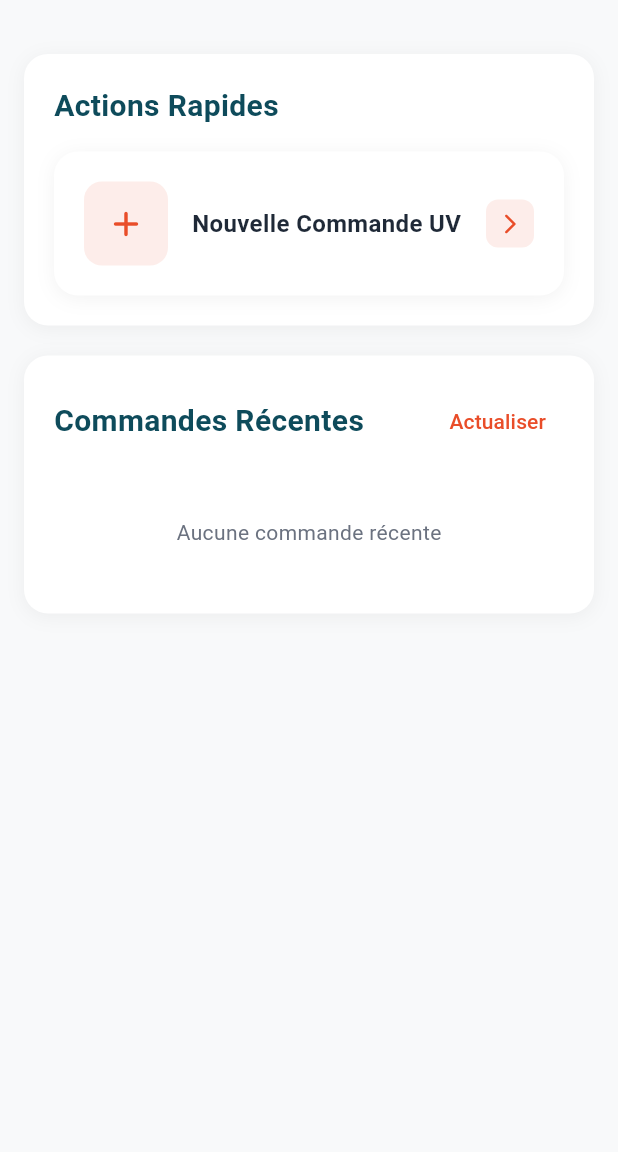
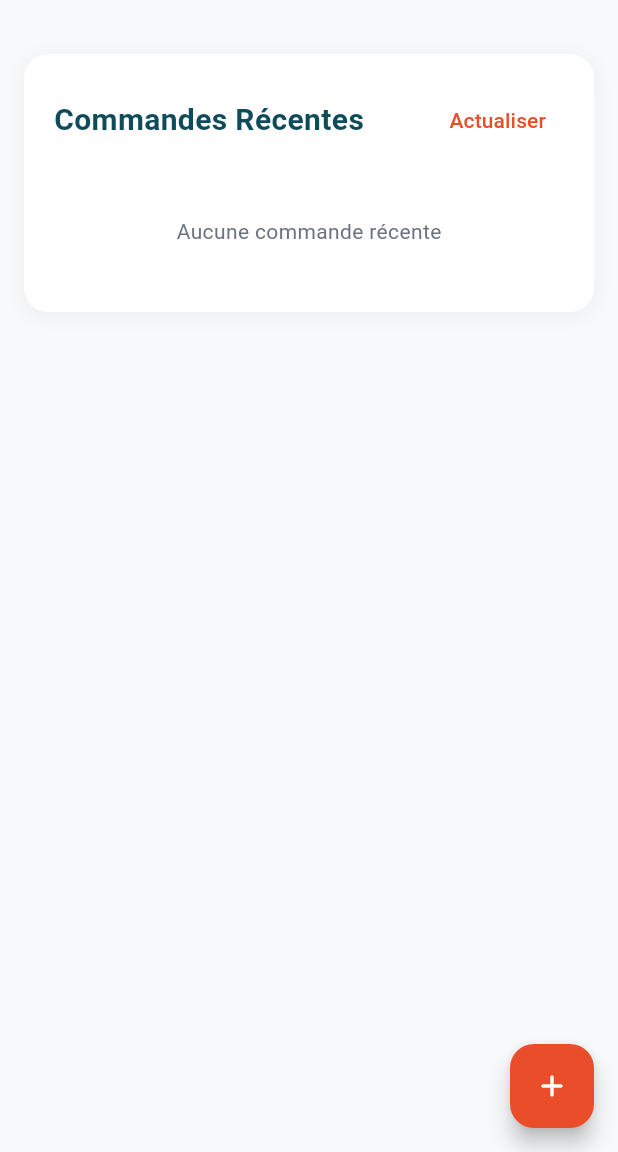
Before and after one commit to medchelios/pdv-baaf, a Flutter app: the UVOrdersScreen screen opened by its route, on a phone screen of 412 x 824 dp, the part 84-1236 px from its top. Run offline on Flutter 3.47's test engine with Material 3 defaults, Android fonts, the phone set to English and light mode, and no system bars; our stand-ins replace logger, shared_preferences; accounts and stored records are empty; network calls fail; Roboto replaces fonts that are missing (Futura).

Commit message:
Remove quick actions section from UVOrdersScreen and add a floating action button for creating new orders, enhancing user interaction and simplifying the layout.

```diff
--- a/lib/screens/uv_orders_screen.dart
+++ b/lib/screens/uv_orders_screen.dart
@@ -67,15 +67,17 @@ class _UVOrdersScreenState extends State<UVOrdersScreen> {
 
                     const SizedBox(height: AppConstants.paddingL),
 
-                    _buildQuickActionsSection(),
-
-                    const SizedBox(height: AppConstants.paddingL),
-
                     _buildRecentOrdersSection(),
                   ],
                 ),
               ),
             ),
+      floatingActionButton: FloatingActionButton(
+        onPressed: _showCreateOrderDialog,
+        backgroundColor: AppConstants.brandOrange,
+        foregroundColor: AppConstants.brandWhite,
+        child: const Icon(Icons.add_rounded),
+      ),
     );
   }
 
@@ -199,30 +201,6 @@ class _UVOrdersScreenState extends State<UVOrdersScreen> {
     );
   }
 
-  Widget _buildQuickActionsSection() {
-    return CustomCard(
-      child: Column(
-        crossAxisAlignment: CrossAxisAlignment.start,
-        children: [
-          Text(
-            'Actions Rapides',
-            style: AppConstants.heading2.copyWith(
-              color: AppConstants.brandBlue,
-            ),
-          ),
-          const SizedBox(height: AppConstants.paddingM),
-
-          ActionButton(
-            title: 'Nouvelle Commande UV',
-            icon: Icons.add_rounded,
-            onTap: _showCreateOrderDialog,
-            color: AppConstants.brandOrange,
-            isFullWidth: true,
-          ),
-        ],
-      ),
-    );
-  }
 
   Widget _buildRecentOrdersSection() {
     return CustomCard(
```
